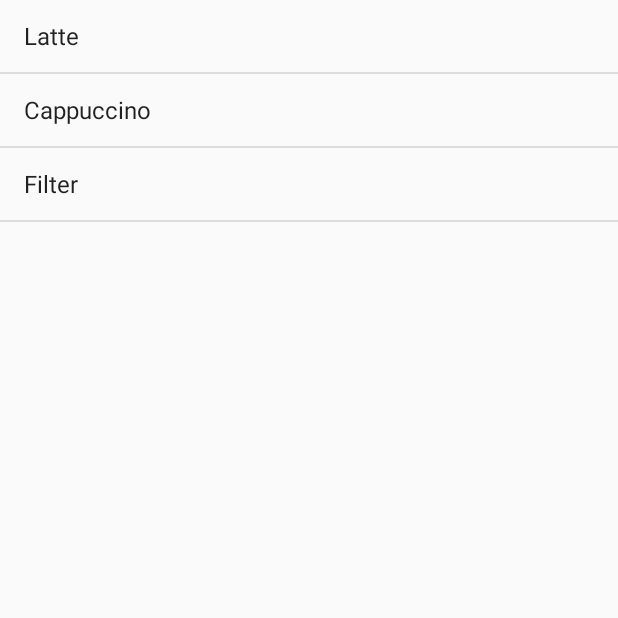
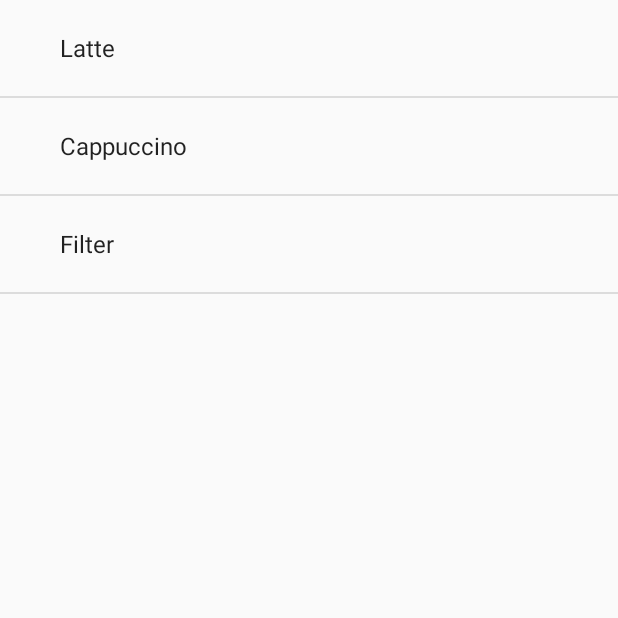
Before and after one commit to Serduk/starbuzz, an Android app: the DrinkCategoryActivity screen opened directly, with no data from a screen before it, on a phone screen of 412 x 824 dp, the top half of it. Run offline under Robolectric (Android 15) with nearby library versions, the phone set to English and light mode, and no system bars.

```diff
--- a/app/src/main/java/com/serdyuk/starbuzz/DrinkCategoryActivity.java
+++ b/app/src/main/java/com/serdyuk/starbuzz/DrinkCategoryActivity.java
@@ -2,33 +2,66 @@ package com.serdyuk.starbuzz;
 
 import android.app.ListActivity;
 import android.content.Intent;
+import android.database.Cursor;
+import android.database.sqlite.SQLiteDatabase;
+import android.database.sqlite.SQLiteException;
+import android.database.sqlite.SQLiteOpenHelper;
 import android.os.Bundle;
 import android.view.View;
 import android.widget.ArrayAdapter;
+import android.widget.CursorAdapter;
 import android.widget.ListView;
+import android.widget.SimpleCursorAdapter;
+import android.widget.Toast;
 
 public class DrinkCategoryActivity extends ListActivity {
+    private SQLiteDatabase sqLiteDatabase;
+    private Cursor cursor;
+
     @Override
     protected void onCreate(Bundle savedInstance) {
         super.onCreate(savedInstance);
 
         ListView listDrinks = getListView();
 
-        /*
-         * should be send 3 params:
-         *      1. Current activity
-         *      2. layout of current activity
-         *      3. Array for displaying in activity
-         * */
-        ArrayAdapter<Drink> listAdapter = new ArrayAdapter<Drink>(
-                this,
-                android.R.layout.simple_list_item_1,
-                Drink.drinks);
+        try {
+            /*
+            * Get links to DB
+            * */
+            System.out.println("Try connect to database");
+            SQLiteOpenHelper starbuzzDatabaseHelper = new StarbuzzDatabaseHelper(this);
+            sqLiteDatabase = starbuzzDatabaseHelper.getReadableDatabase();
+
+
+            /*
+            * Cursor crating
+            * */
+            System.out.println("Cursor creating");
+            cursor = sqLiteDatabase.query("DRINK",
+                    new String[]{"_id", "NAME"},
+                    null, null, null, null, null);
+            CursorAdapter listAdapter = new SimpleCursorAdapter(this,
+                    android.R.layout.simple_expandable_list_item_1,
+                    cursor,
+                    new String[]{"NAME"},
+                    new int[] {android.R.id.text1},
+                    0);
 
         /*
          * Array adapter connect with list view by mthod setAdapter() in class ListView
          * */
-        listDrinks.setAdapter(listAdapter);
+            listDrinks.setAdapter(listAdapter);
+        } catch (SQLiteException e) {
+            Toast toast = Toast.makeText(this, "Database unavailable", Toast.LENGTH_SHORT);
+            toast.show();
+        }
+    }
+
+    @Override
+    public void onDestroy() {
+        super.onDestroy();
+        cursor.close();
+        sqLiteDatabase.close();
     }
 
     @Override
```
